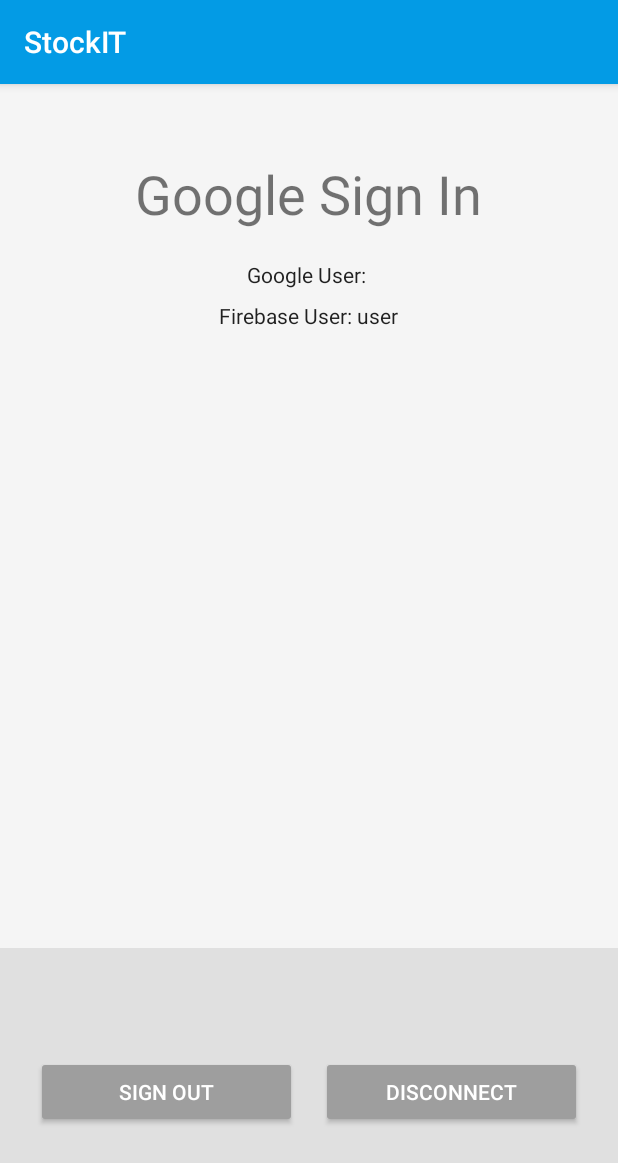
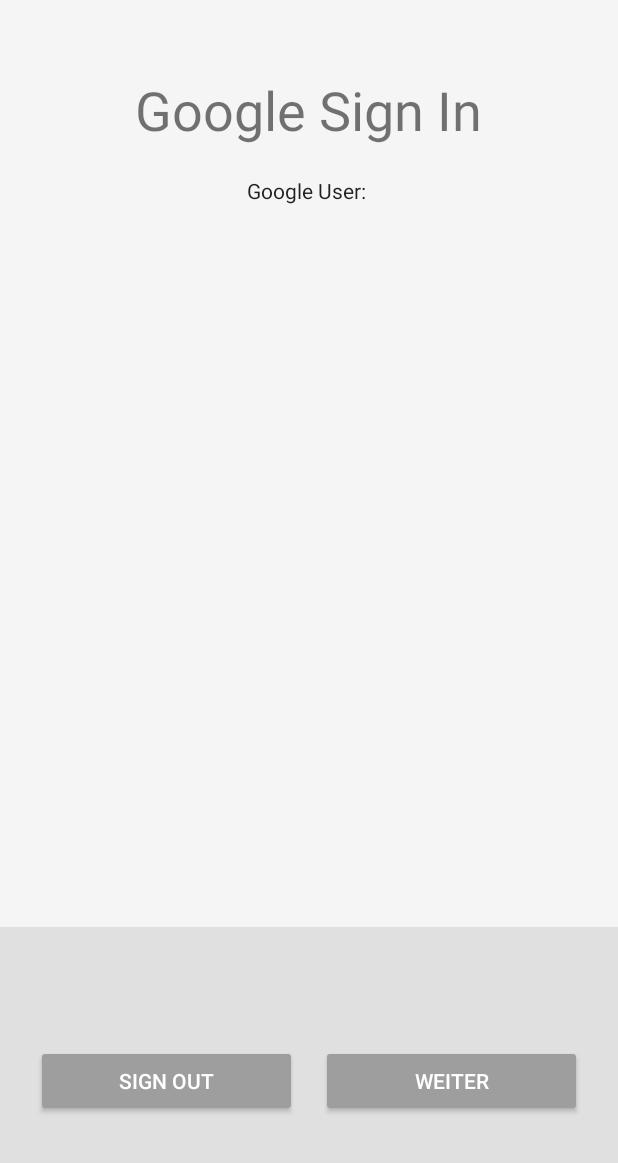
Before and after one commit to Schu5ter/Projekt-App-Schule, an Android app: the GoogleSignInActivity screen opened directly, with no data from a screen before it, on a phone screen of 412 x 824 dp. Shown: the top 1163 px of the screen. Run offline under Robolectric (Android 15) with nearby library versions, the phone set to English and light mode, and no system bars; our stand-ins replace Firebase (no records; nobody signed in at launch, a user with empty details on screens opened directly).

Commit message:
Firebase connection und Google Authentification

```diff
--- a/app/src/main/java/com/example/stockit/GoogleSignInActivity.java
+++ b/app/src/main/java/com/example/stockit/GoogleSignInActivity.java
@@ -1,49 +1,23 @@
-
-
 package com.example.stockit;
 
-
-
 import android.content.Intent;
-
 import android.os.Bundle;
-
 import android.util.Log;
-
 import android.view.View;
-
 import android.widget.TextView;
-
-
-
 import androidx.annotation.NonNull;
-
-
-
 import com.google.android.gms.auth.api.signin.GoogleSignIn;
-
 import com.google.android.gms.auth.api.signin.GoogleSignInAccount;
-
 import com.google.android.gms.auth.api.signin.GoogleSignInClient;
-
 import com.google.android.gms.auth.api.signin.GoogleSignInOptions;
-
 import com.google.android.gms.common.api.ApiException;
-
 import com.google.android.gms.tasks.OnCompleteListener;
-
 import com.google.android.gms.tasks.Task;
 
-
-
 import com.google.firebase.auth.AuthCredential;
-
 import com.google.firebase.auth.AuthResult;
-
 import com.google.firebase.auth.FirebaseAuth;
-
 import com.google.firebase.auth.FirebaseUser;
-
 import com.google.firebase.auth.GoogleAuthProvider;
 
 
@@ -53,124 +27,76 @@ public class GoogleSignInActivity extends BaseActivity implements
 
         View.OnClickListener {
 
-
-
     private static final String TAG = "GoogleActivity";
-
     private static final int RC_SIGN_IN = 9001;
 
-
-
     // [START declare_auth]
-
     private FirebaseAuth mAuth;
-
     // [END declare_auth]
 
 
 
     private GoogleSignInClient mGoogleSignInClient;
-
     private TextView mStatusTextView;
-
-    private TextView mDetailTextView;
-
+   // private TextView mDetailTextView;
 
 
     @Override
     protected void onCreate(Bundle savedInstanceState) {
 
         super.onCreate(savedInstanceState);
-
         setContentView(R.layout.activity_firebase_auth);
-
         Intent intent = getIntent();
-
-
         // Views
 
         mStatusTextView = findViewById(R.id.status);
-
-        mDetailTextView = findViewById(R.id.detail);
-
-
+       // mDetailTextView = findViewById(R.id.detail);
 
         // Button listeners
 
         findViewById(R.id.signInButton).setOnClickListener(this);
-
         findViewById(R.id.signOutButton).setOnClickListener(this);
-
-        findViewById(R.id.disconnectButton).setOnClickListener(this);
+        findViewById(R.id.weiterbutton).setOnClickListener(this);
 
 
 
         // [START config_signin]
-
-        // Configure Google Sign In
-
+        //Configure Google Sign In
         GoogleSignInOptions gso = new GoogleSignInOptions.Builder(GoogleSignInOptions.DEFAULT_SIGN_IN)
-
                 .requestIdToken(getString(R.string.default_web_client_id))
-
                 .requestEmail()
-
                 .build();
-
         // [END config_signin]
-
-
 
         mGoogleSignInClient = GoogleSignIn.getClient(this, gso);
 
-
-
         // [START initialize_auth]
-
         // Initialize Firebase Auth
-
         mAuth = FirebaseAuth.getInstance();
-
         // [END initialize_auth]
 
     }
 
-
-
     // [START on_start_check_user]
 
     @Override
-
     public void onStart() {
-
         super.onStart();
-
         // Check if user is signed in (non-null) and update UI accordingly.
-
         FirebaseUser currentUser = mAuth.getCurrentUser();
-
         updateUI(currentUser);
-
     }
 
     // [END on_start_check_user]
 
-
-
     // [START onactivityresult]
 
     @Override
-
     public void onActivityResult(int requestCode, int resultCode, Intent data) {
-
         super.onActivityResult(requestCode, resultCode, data);
-
-
-
         // Result returned from launching the Intent from GoogleSignInApi.getSignInIntent(...);
 
         if (requestCode == RC_SIGN_IN) {
-
             Task<GoogleSignInAccount> task = GoogleSignIn.getSignedInAccountFromIntent(data);
 
             try {
@@ -200,15 +126,10 @@ public class GoogleSignInActivity extends BaseActivity implements
     }
 
     // [END onactivityresult]
-
-
-
     // [START auth_with_google]
-
     private void firebaseAuthWithGoogle(GoogleSignInAccount acct) {
 
         Log.d(TAG, "firebaseAuthWithGoogle:" + acct.getId());
-
         // [START_EXCLUDE silent]
 
         showProgressDialog();
@@ -247,52 +168,33 @@ public class GoogleSignInActivity extends BaseActivity implements
 
                         }
 
-
-
                         // [START_EXCLUDE]
-
                         hideProgressDialog();
-
                         // [END_EXCLUDE]
 
                     }
-
                 });
-
     }
 
     // [END auth_with_google]
 
-
-
     // [START signin]
 
     private void signIn() {
-
         Intent signInIntent = mGoogleSignInClient.getSignInIntent();
-
         startActivityForResult(signInIntent, RC_SIGN_IN);
-
     }
 
     // [END signin]
 
-
-
     private void signOut() {
 
         // Firebase sign out
-
         mAuth.signOut();
 
-
-
         // Google sign out
-
         mGoogleSignInClient.signOut().addOnCompleteListener(this,
-
                 new OnCompleteListener<Void>() {
-
                     @Override
 
                     public void onComplete(@NonNull Task<Void> task) {
@@ -310,67 +212,45 @@ public class GoogleSignInActivity extends BaseActivity implements
     private void revokeAccess() {
 
         // Firebase sign out
-
         mAuth.signOut();
 
-
-
         // Google revoke access
-
         mGoogleSignInClient.revokeAccess().addOnCompleteListener(this,
 
                 new OnCompleteListener<Void>() {
 
                     @Override
-
                     public void onComplete(@NonNull Task<Void> task) {
-
                         updateUI(null);
 
                     }
-
                 });
-
     }
 
 
 
     private void updateUI(FirebaseUser user) {
-
         hideProgressDialog();
 
         if (user != null) {
 
             mStatusTextView.setText(getString(R.string.google_status_fmt, user.getEmail()));
-
-            mDetailTextView.setText(getString(R.string.firebase_status_fmt, user.getUid()));
-
-
+          //  mDetailTextView.setText(getString(R.string.firebase_status_fmt, user.getUid()));
 
             findViewById(R.id.signInButton).setVisibility(View.GONE);
-
             findViewById(R.id.signOutAndDisconnect).setVisibility(View.VISIBLE);
 
         } else {
-
             mStatusTextView.setText(R.string.signed_out);
-
-            mDetailTextView.setText(null);
-
-
+         //   mDetailTextView.setText(null);
 
             findViewById(R.id.signInButton).setVisibility(View.VISIBLE);
-
             findViewById(R.id.signOutAndDisconnect).setVisibility(View.GONE);
 
         }
-
     }
 
-
-
     @Override
-
     public void onClick(View v) {
 
         int i = v.getId();
@@ -383,7 +263,7 @@ public class GoogleSignInActivity extends BaseActivity implements
 
             signOut();
 
-        } else if (i == R.id.disconnectButton) {
+        } else if (i == R.id.weiterbutton) {
 
             revokeAccess();
 
--- a/app/src/main/res/layout/activity_firebase_auth.xml
+++ b/app/src/main/res/layout/activity_firebase_auth.xml
@@ -72,13 +72,13 @@
 
 
 
-        <TextView
+<!--        <TextView-->
 
-            android:id="@+id/detail"
+<!--            android:id="@+id/detail"-->
 
-            style="@style/ThemeOverlay.MyTextDetail"
+<!--            style="@style/ThemeOverlay.MyTextDetail"-->
 
-            tools:text="Firebase User ID: 123456789abc" />
+<!--            tools:text="Firebase User ID: 123456789abc" />-->
 
 
 
@@ -91,11 +91,8 @@
     <RelativeLayout
 
         android:layout_width="match_parent"
-
         android:layout_height="0dp"
-
         android:layout_weight="1"
-
         android:background="@color/grey_300">
 
 
@@ -157,23 +154,21 @@
                 android:theme="@style/ThemeOverlay.MyDarkButton" />
 
 
-
             <Button
 
-                android:id="@+id/disconnectButton"
+                android:id="@+id/weiterbutton"
+
+                android:layout_width="0dp"
+
+                android:layout_height="wrap_content"
 
                 android:layout_marginStart="@dimen/button_horizontal_margin"
 
                 android:layout_marginEnd="@dimen/button_horizontal_margin"
 
-                android:layout_width="0dp"
-
-                android:layout_height="wrap_content"
-
                 android:layout_weight="1"
 
-                android:text="@string/disconnect"
-
+                android:text="@string/weiter"
                 android:theme="@style/ThemeOverlay.MyDarkButton" />
 
         </LinearLayout>
--- a/app/src/main/res/values/strings.xml
+++ b/app/src/main/res/values/strings.xml
@@ -8,6 +8,7 @@
     <string name="userName">Benutzername</string>
     <string name="stayLoggedIn">Stay Logged In</string>
     <string name="app_name">StockIT</string>
+    <string name="weiter">Weiter</string>
 
 
 
--- a/app/src/main/res/values/styles.xml
+++ b/app/src/main/res/values/styles.xml
@@ -1,7 +1,7 @@
 <resources>
 
     <!-- Base application theme. -->
-    <style name="AppTheme" parent="Theme.AppCompat.Light.DarkActionBar">
+    <style name="AppTheme" parent="Theme.AppCompat.Light.NoActionBar">
         <!-- Customize your theme here. -->
         <item name="colorPrimary">@color/colorPrimary</item>
         <item name="colorPrimaryDark">@color/colorPrimaryDark</item>
```
Also changed, not shown: app/src/main/AndroidManifest.xml (line endings or trailing spaces).
